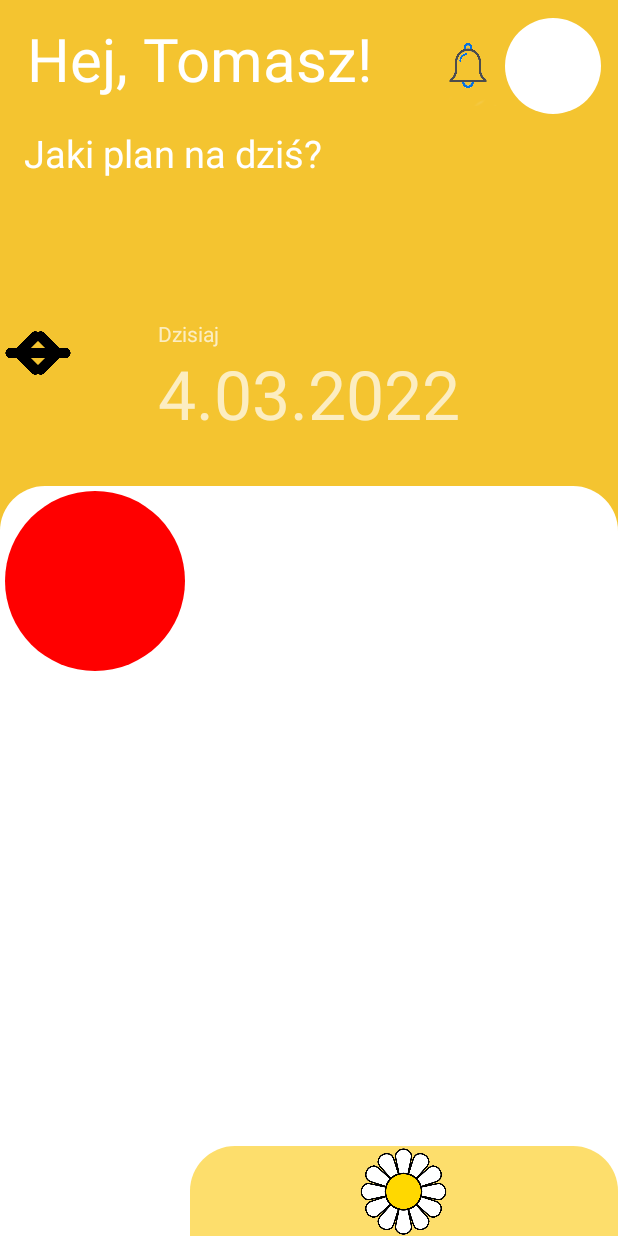
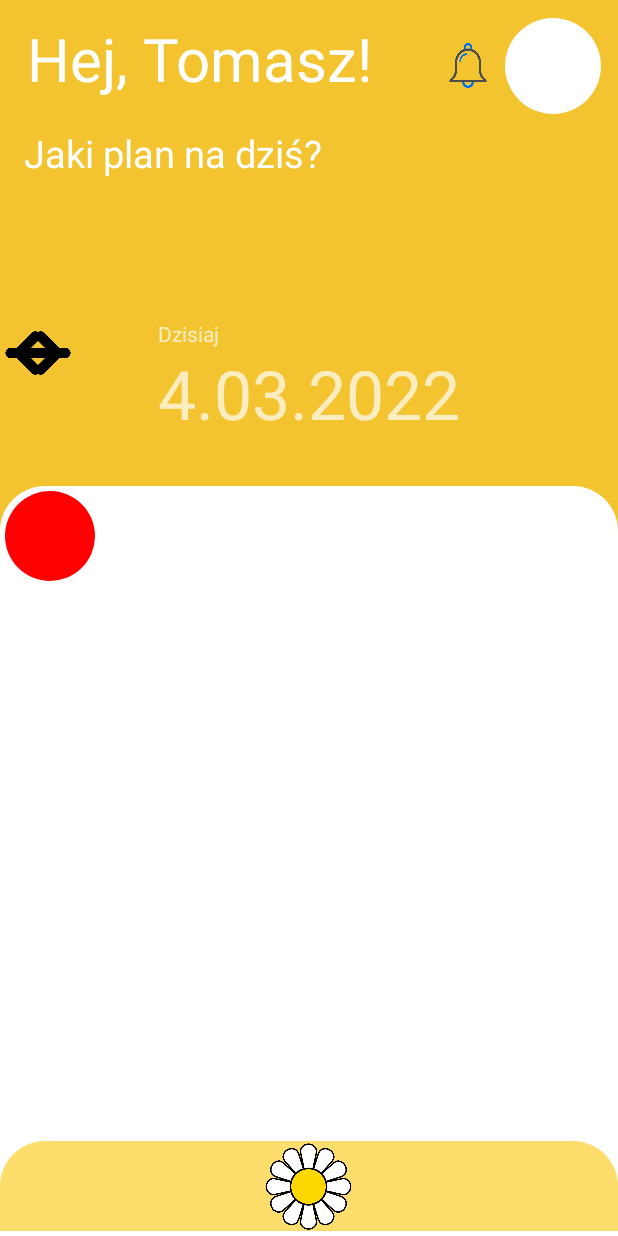
Before and after one commit to Ok-tvn/Niezapominajka_v3, an Android app: the screen it shows after launch (MainActivity), on a phone screen of 412 x 824 dp. Run offline under Robolectric (Android 15) with nearby library versions, the phone set to English and light mode, and no system bars.

Commit message:
pierwszy commit

```diff
--- a/app/src/main/res/drawable/kolo_czerwone.xml
+++ b/app/src/main/res/drawable/kolo_czerwone.xml
@@ -7,6 +7,6 @@
         android:color="#FF0000"/>
 
     <size
-        android:width="120dp"
-        android:height="120dp"/>
+        android:width="60dp"
+        android:height="60dp"/>
 </shape>
--- a/app/src/main/res/layout/activity_main.xml
+++ b/app/src/main/res/layout/activity_main.xml
@@ -106,7 +106,7 @@
         android:layout_width="match_parent"
         android:layout_height="500dp"
         android:background="@drawable/background_glowna"
-        android:orientation="horizontal"
+        android:orientation="vertical"
         app:layout_constraintBottom_toBottomOf="parent"
         app:layout_constraintEnd_toEndOf="parent"
         app:layout_constraintHorizontal_bias="0.0"
@@ -125,7 +125,7 @@
         <RelativeLayout
             android:layout_width="match_parent"
             android:layout_height="60dp"
-            android:layout_marginTop="440dp"
+            android:layout_marginTop="370dp"
             android:background="@drawable/pasek_dol">
 
 
```
